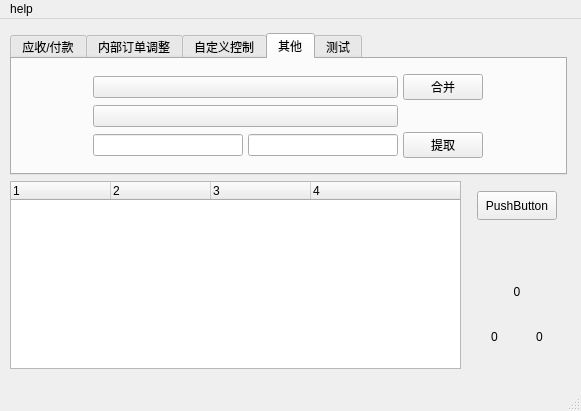
This is financial.ui in chenzhipeng-hqu/python as Qt 5 draws it before an edit. The edited form follows.
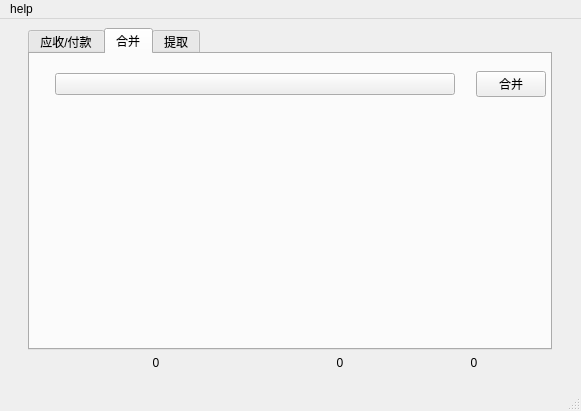
This is the edited form. The open tabs and pages were chosen to show the change.

Commit message:
[feature][Financialtools][ui] modify ui, delete inner adjust, test, others
[what] 删除了界面的一些东西
[why]null
[how]null

Diff of the .ui file:
```diff
--- a/financial.ui
+++ b/financial.ui
@@ -32,107 +32,10 @@
      <verstretch>0</verstretch>
     </sizepolicy>
    </property>
-   <layout class="QHBoxLayout" name="horizontalLayout">
-    <item>
-     <layout class="QGridLayout" name="gridLayout" rowstretch="2,0,0,0,0" columnstretch="5,0">
-      <property name="sizeConstraint">
-       <enum>QLayout::SetDefaultConstraint</enum>
-      </property>
-      <property name="leftMargin">
-       <number>1</number>
-      </property>
-      <property name="topMargin">
-       <number>5</number>
-      </property>
-      <property name="rightMargin">
-       <number>5</number>
-      </property>
-      <property name="bottomMargin">
-       <number>1</number>
-      </property>
-      <item row="2" column="1">
-       <layout class="QVBoxLayout" name="verticalLayout" stretch="0">
-        <property name="spacing">
-         <number>10</number>
-        </property>
-        <property name="sizeConstraint">
-         <enum>QLayout::SetDefaultConstraint</enum>
-        </property>
-        <property name="leftMargin">
-         <number>10</number>
-        </property>
-        <property name="topMargin">
-         <number>10</number>
-        </property>
-        <property name="rightMargin">
-         <number>10</number>
-        </property>
-        <property name="bottomMargin">
-         <number>10</number>
-        </property>
-        <item>
-         <widget class="QPushButton" name="pushButton">
-          <property name="sizePolicy">
-           <sizepolicy hsizetype="Maximum" vsizetype="Maximum">
-            <horstretch>0</horstretch>
-            <verstretch>0</verstretch>
-           </sizepolicy>
-          </property>
-          <property name="maximumSize">
-           <size>
-            <width>100</width>
-            <height>30</height>
-           </size>
-          </property>
-          <property name="text">
-           <string>PushButton</string>
-          </property>
-         </widget>
-        </item>
-       </layout>
-      </item>
-      <item row="2" column="0" rowspan="3">
-       <widget class="QTreeWidget" name="treeWidget">
-        <column>
-         <property name="text">
-          <string>1</string>
-         </property>
-        </column>
-        <column>
-         <property name="text">
-          <string>2</string>
-         </property>
-        </column>
-        <column>
-         <property name="text">
-          <string>3</string>
-         </property>
-        </column>
-        <column>
-         <property name="text">
-          <string>4</string>
-         </property>
-        </column>
-       </widget>
-      </item>
-      <item row="4" column="1">
-       <layout class="QHBoxLayout" name="mouse_horizontalLayout" stretch="10,10">
-        <property name="spacing">
-         <number>10</number>
-        </property>
-        <property name="leftMargin">
-         <number>10</number>
-        </property>
-        <property name="topMargin">
-         <number>10</number>
-        </property>
-        <property name="rightMargin">
-         <number>10</number>
-        </property>
-        <property name="bottomMargin">
-         <number>10</number>
-        </property>
-        <item>
+   <layout class="QGridLayout" name="gridLayout">
+    <item row="2" column="0">
+     <layout class="QGridLayout" name="gridLayout_8" columnstretch="5,1,1">
+      <item row="0" column="1">
          <widget class="QLabel" name="x_label">
           <property name="maximumSize">
            <size>
@@ -151,7 +54,7 @@
           </property>
          </widget>
         </item>
-        <item>
+      <item row="0" column="2">
          <widget class="QLabel" name="y_label">
           <property name="maximumSize">
            <size>
@@ -167,9 +70,7 @@
           </property>
          </widget>
         </item>
-       </layout>
-      </item>
-      <item row="3" column="1">
+      <item row="0" column="0">
        <widget class="QLabel" name="size_label">
         <property name="maximumSize">
          <size>
@@ -188,7 +89,9 @@
         </property>
        </widget>
       </item>
-      <item row="0" column="0" colspan="2">
+     </layout>
+    </item>
+    <item row="1" column="0">
        <widget class="QTabWidget" name="tabWidget">
         <property name="sizePolicy">
          <sizepolicy hsizetype="Maximum" vsizetype="Preferred">
@@ -209,15 +112,8 @@
          <attribute name="title">
           <string>应收/付款</string>
          </attribute>
-         <widget class="QWidget" name="layoutWidget">
-          <property name="geometry">
-           <rect>
-            <x>10</x>
-            <y>0</y>
-            <width>544</width>
-            <height>111</height>
-           </rect>
-          </property>
+       <layout class="QFormLayout" name="formLayout">
+        <item row="0" column="0" colspan="2">
           <layout class="QGridLayout" name="gridLayout_3" rowstretch="1,1,1" columnstretch="1,1,1,1,1,1,1,1,1,1" rowminimumheight="1,1,1" columnminimumwidth="1,1,1,1,1,1,1,1,1,1">
            <property name="sizeConstraint">
             <enum>QLayout::SetDefaultConstraint</enum>
@@ -614,6 +510,9 @@
            </item>
            <item row="0" column="8">
             <widget class="QPushButton" name="export_payables_pushButton">
+            <property name="enabled">
+             <bool>false</bool>
+            </property>
              <property name="sizePolicy">
               <sizepolicy hsizetype="Fixed" vsizetype="Fixed">
                <horstretch>0</horstretch>
@@ -633,6 +532,9 @@
            </item>
            <item row="0" column="7">
             <widget class="QPushButton" name="filter_payables_pushButton">
+            <property name="enabled">
+             <bool>false</bool>
+            </property>
              <property name="sizePolicy">
               <sizepolicy hsizetype="Fixed" vsizetype="Fixed">
                <horstretch>0</horstretch>
@@ -745,71 +647,118 @@
             </widget>
            </item>
           </layout>
+        </item>
+        <item row="1" column="1">
+         <widget class="QTreeWidget" name="treeWidget">
+          <column>
+           <property name="text">
+            <string>1</string>
+           </property>
+          </column>
+          <column>
+           <property name="text">
+            <string>2</string>
+           </property>
+          </column>
+          <column>
+           <property name="text">
+            <string>3</string>
+           </property>
+          </column>
+          <column>
+           <property name="text">
+            <string>4</string>
+           </property>
+          </column>
+         </widget>
+        </item>
+       </layout>
+      </widget>
+      <widget class="QWidget" name="other_tab">
+       <attribute name="title">
+        <string>合并</string>
+       </attribute>
+       <widget class="QWidget" name="layoutWidget_2">
+        <property name="geometry">
+         <rect>
+          <x>10</x>
+          <y>10</y>
+          <width>521</width>
+          <height>41</height>
+         </rect>
+        </property>
+        <layout class="QGridLayout" name="gridLayout_5">
+         <property name="sizeConstraint">
+          <enum>QLayout::SetDefaultConstraint</enum>
+         </property>
+         <item row="0" column="0">
+          <widget class="QPushButton" name="merge_path_pushButton">
+           <property name="enabled">
+            <bool>true</bool>
+           </property>
+           <property name="sizePolicy">
+            <sizepolicy hsizetype="Maximum" vsizetype="Fixed">
+             <horstretch>0</horstretch>
+             <verstretch>0</verstretch>
+            </sizepolicy>
+           </property>
+           <property name="maximumSize">
+            <size>
+             <width>400</width>
+             <height>16777215</height>
+            </size>
+           </property>
+           <property name="statusTip">
+            <string>选择需要提取的文件</string>
+           </property>
+           <property name="text">
+            <string/>
+           </property>
+          </widget>
+         </item>
+         <item row="0" column="1">
+          <widget class="QPushButton" name="merge_pushButton">
+           <property name="sizePolicy">
+            <sizepolicy hsizetype="Maximum" vsizetype="Fixed">
+             <horstretch>0</horstretch>
+             <verstretch>0</verstretch>
+            </sizepolicy>
+           </property>
+           <property name="minimumSize">
+            <size>
+             <width>50</width>
+             <height>0</height>
+            </size>
+           </property>
+           <property name="maximumSize">
+            <size>
+             <width>70</width>
+             <height>16777215</height>
+            </size>
+           </property>
+           <property name="text">
+            <string>合并</string>
+           </property>
+          </widget>
+         </item>
+        </layout>
          </widget>
         </widget>
         <widget class="QWidget" name="adjust_tab">
          <attribute name="title">
-          <string>内部订单调整</string>
-         </attribute>
+        <string>提取</string>
+       </attribute>
+       <widget class="QWidget" name="layoutWidget">
+        <property name="geometry">
+         <rect>
+          <x>10</x>
+          <y>10</y>
+          <width>541</width>
+          <height>71</height>
+         </rect>
+        </property>
          <layout class="QGridLayout" name="gridLayout_4">
-          <item row="0" column="0">
-           <widget class="QPushButton" name="adjust_pushButton">
-            <property name="sizePolicy">
-             <sizepolicy hsizetype="Fixed" vsizetype="Fixed">
-              <horstretch>0</horstretch>
-              <verstretch>0</verstretch>
-             </sizepolicy>
-            </property>
-            <property name="text">
-             <string>订单调整</string>
-            </property>
-           </widget>
-          </item>
-         </layout>
-        </widget>
-        <widget class="QWidget" name="cust_ctrl_tab">
-         <attribute name="title">
-          <string>自定义控制</string>
-         </attribute>
-         <layout class="QGridLayout" name="gridLayout_5">
-          <item row="0" column="0">
-           <widget class="QPushButton" name="cust_ctrl_pushButton">
-            <property name="sizePolicy">
-             <sizepolicy hsizetype="Fixed" vsizetype="Fixed">
-              <horstretch>0</horstretch>
-              <verstretch>0</verstretch>
-             </sizepolicy>
-            </property>
-            <property name="text">
-             <string>开始</string>
-            </property>
-           </widget>
-          </item>
-         </layout>
-        </widget>
-        <widget class="QWidget" name="other_tab">
-         <attribute name="title">
-          <string>其他</string>
-         </attribute>
-         <layout class="QGridLayout" name="gridLayout_7">
-          <item row="0" column="0">
-           <layout class="QGridLayout" name="gridLayout_2" rowstretch="1,1,1" columnstretch="1,1,1" rowminimumheight="1,1,1" columnminimumwidth="1,1,1">
-            <property name="leftMargin">
-             <number>5</number>
-            </property>
-            <property name="topMargin">
-             <number>5</number>
-            </property>
-            <property name="rightMargin">
-             <number>5</number>
-            </property>
-            <property name="bottomMargin">
-             <number>5</number>
-            </property>
-            <property name="spacing">
-             <number>5</number>
-            </property>
-            <item row="2" column="0">
+         <item row="1" column="0">
              <widget class="QLineEdit" name="blance_subject_lineEdit">
               <property name="sizePolicy">
                <sizepolicy hsizetype="Fixed" vsizetype="Fixed">
@@ -843,20 +792,7 @@
               </property>
              </widget>
             </item>
-            <item row="0" column="2">
-             <widget class="QPushButton" name="merge_pushButton">
-              <property name="sizePolicy">
-               <sizepolicy hsizetype="Maximum" vsizetype="Fixed">
-                <horstretch>0</horstretch>
-                <verstretch>0</verstretch>
-               </sizepolicy>
-              </property>
-              <property name="text">
-               <string>合并</string>
-              </property>
-             </widget>
-            </item>
-            <item row="2" column="1">
+         <item row="1" column="1">
              <widget class="QLineEdit" name="blance_month_lineEdit">
               <property name="sizePolicy">
                <sizepolicy hsizetype="Fixed" vsizetype="Fixed">
@@ -884,7 +820,7 @@
               </property>
              </widget>
             </item>
-            <item row="2" column="2">
+         <item row="1" column="2">
              <widget class="QPushButton" name="fetch_pushButton">
               <property name="sizePolicy">
                <sizepolicy hsizetype="Fixed" vsizetype="Fixed">
@@ -897,30 +833,11 @@
               </property>
              </widget>
             </item>
-            <item row="0" column="0" colspan="2">
-             <widget class="QPushButton" name="merge_path_pushButton">
-              <property name="sizePolicy">
-               <sizepolicy hsizetype="Minimum" vsizetype="Fixed">
-                <horstretch>0</horstretch>
-                <verstretch>0</verstretch>
-               </sizepolicy>
-              </property>
-              <property name="maximumSize">
-               <size>
-                <width>800</width>
-                <height>16777215</height>
-               </size>
-              </property>
-              <property name="statusTip">
-               <string>选择需要合并的文件夹</string>
-              </property>
-              <property name="text">
-               <string/>
-              </property>
-             </widget>
-            </item>
-            <item row="1" column="0" colspan="2">
+         <item row="0" column="0" colspan="3">
              <widget class="QPushButton" name="fetch_file_pushButton">
+           <property name="enabled">
+            <bool>true</bool>
+           </property>
               <property name="sizePolicy">
                <sizepolicy hsizetype="Minimum" vsizetype="Fixed">
                 <horstretch>0</horstretch>
@@ -942,32 +859,9 @@
              </widget>
             </item>
            </layout>
-          </item>
-         </layout>
-        </widget>
-        <widget class="QWidget" name="test_tab">
-         <attribute name="title">
-          <string>测试</string>
-         </attribute>
-         <layout class="QGridLayout" name="gridLayout_6">
-          <item row="0" column="0">
-           <widget class="QPushButton" name="test_pushButton">
-            <property name="sizePolicy">
-             <sizepolicy hsizetype="Fixed" vsizetype="Fixed">
-              <horstretch>0</horstretch>
-              <verstretch>0</verstretch>
-             </sizepolicy>
-            </property>
-            <property name="text">
-             <string>测试</string>
-            </property>
-           </widget>
-          </item>
-         </layout>
-        </widget>
-       </widget>
-      </item>
-     </layout>
+       </widget>
+      </widget>
+     </widget>
     </item>
    </layout>
   </widget>
```
Lines whose indentation alone changed are shown as unchanged. The commit also changes 4 other files.
